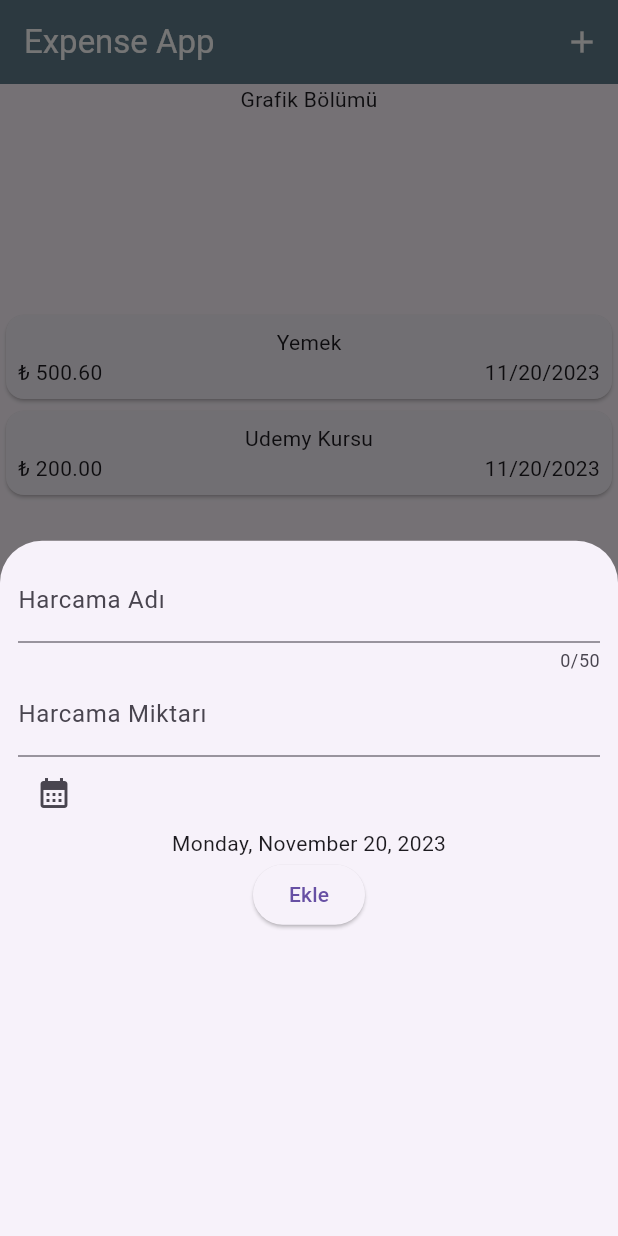
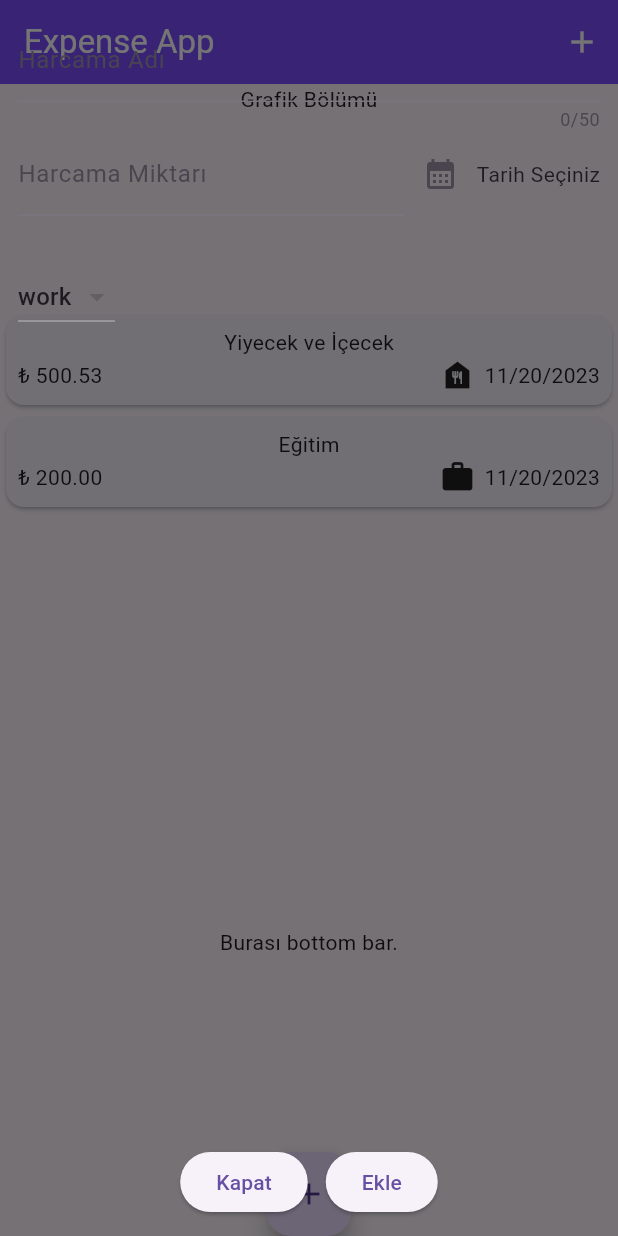
Before and after one commit to smakckbl/ExpenseApp, a Flutter app: the screen it shows after launch, after a tap on the "add" icon, on a phone screen of 412 x 824 dp. Run offline on Flutter 3.47's test engine with Material 2 defaults, Android fonts, the phone set to English and light mode, and no system bars.

Commit message:
expenseapp

```diff
--- a/lib/models/expense.dart
+++ b/lib/models/expense.dart
@@ -1,16 +1,33 @@
 // id => identifier => kimlik belirleyici
 
+import 'package:flutter/material.dart';
 import 'package:uuid/uuid.dart';
 
 const uuid = Uuid();
 
+enum Category { work, travel, food, dress }
+
+const categoryIcons = {
+  Category.work: Icons.work,
+  Category.travel: Icons.place_outlined,
+  Category.dress: Icons.abc,
+  Category.food: Icons.food_bank
+};
+
 class Expense {
-  Expense({required this.name, required this.price, required this.date})
+  Expense(
+      {required this.name,
+      required this.price,
+      required this.date,
+      required this.category})
       : id = uuid.v4();
   final String id;
   final String name;
   final double price;
   final DateTime date;
+  final Category category;
+  // belirli kategoriler
+  // enum
 }
 
 // int,long => 1,2,3,4,5,99999999
--- a/lib/pages/expenses_page.dart
+++ b/lib/pages/expenses_page.dart
@@ -1,5 +1,7 @@
 import 'package:expenseapp/models/expense.dart';
 import 'package:expenseapp/widgets/expense_item.dart';
+import 'package:expenseapp/widgets/new_expense.dart'; // Yeni ekledik
+
 import 'package:flutter/material.dart';
 
 class ExpensesPage extends StatefulWidget {
@@ -11,14 +13,24 @@ class ExpensesPage extends StatefulWidget {
 
 class _ExpensesPageState extends State<ExpensesPage> {
   List<Expense> expenses = [
-    Expense(name: "Yemek", price: 500.595, date: DateTime.now()),
-    Expense(name: "Udemy Kursu", price: 200, date: DateTime.now()),
+    Expense(
+        name: "Yiyecek ve İçecek",
+        price: 500.529,
+        date: DateTime.now(),
+        category: Category.food),
+    Expense(
+        name: "Eğitim",
+        price: 200,
+        date: DateTime.now(),
+        category: Category.work),
   ];
 
   @override
   Widget build(BuildContext context) {
     return Center(
-      child: Column(mainAxisAlignment: MainAxisAlignment.center, children: [
+      child: Column(
+        mainAxisAlignment: MainAxisAlignment.center,
+        children: [
           const SizedBox(
             height: 150,
             child: Text("Grafik Bölümü"),
@@ -28,13 +40,33 @@ class _ExpensesPageState extends State<ExpensesPage> {
               itemCount: expenses.length,
               itemBuilder: (context, index) {
                 return ExpenseItem(expenses[index]);
-              }),
+              },
+            ),
           ),
           const SizedBox(
             height: 150,
             child: Text("Burası bottom bar."),
-        )
-      ]),
+          ),
+          FloatingActionButton(
+            onPressed: () {
+              // YeniExpense ekranını göster
+              showDialog(
+                context: context,
+                builder: (context) => NewExpense(),
+              ).then((result) {
+                // Eğer NewExpense ekranından bir sonuç dönerse (mesela ekleme yapıldıysa),
+                // expenses listesini güncelle
+                if (result != null && result is Expense) {
+                  setState(() {
+                    expenses.add(result);
+                  });
+                }
+              });
+            },
+            child: Icon(Icons.add),
+          ),
+        ],
+      ),
     );
   }
 }
--- a/lib/pages/main_page.dart
+++ b/lib/pages/main_page.dart
@@ -16,7 +16,7 @@ class _MainPageState extends State<MainPage> {
       appBar: AppBar(
         foregroundColor: Colors.white,
         title: const Text("Expense App"),
-        backgroundColor: Colors.blueGrey,
+        backgroundColor: Colors.deepPurpleAccent,
         actions: [
           IconButton(
               onPressed: () {
--- a/lib/widgets/expense_item.dart
+++ b/lib/widgets/expense_item.dart
@@ -2,7 +2,10 @@ import 'package:expenseapp/models/expense.dart';
 import 'package:flutter/material.dart';
 import 'package:intl/intl.dart';
 
+//14:10
 class ExpenseItem extends StatelessWidget {
+  // unnamed argument => default olarak required'dır
+  // named argument => belirtmek gerekir
   const ExpenseItem(this.expense, {Key? key}) : super(key: key);
   final Expense expense;
 
@@ -11,27 +14,23 @@ class ExpenseItem extends StatelessWidget {
     return Card(
       child: Padding(
         padding: const EdgeInsets.all(8.0),
-        child: Column(
-          children: [
-            Text(expense.name),
-            Row(
-              children: [
-                Text(
-                    "₺ ${expense.price.toStringAsFixed(2)}"), //string interpolation
-                const Spacer(), //eşit aralık bırakır
-                Text(
-                  DateFormat.yMd().format(expense.date),
-                ),
-              ],
-            ),
-          ],
-        ),
+        child: Column(children: [
+          Text(expense.name),
+          Row(
+            children: [
+              Text(
+                  "₺ ${expense.price.toStringAsFixed(2)}"), // string interpolation
+              const Spacer(),
+              Icon(categoryIcons[expense.category]),
+              const SizedBox(width: 6),
+              Text(DateFormat.yMd().format(expense.date)),
+            ],
+          )
+        ]),
       ),
     );
   }
 }
-
-
 // y => year
 // M => month
 // m => minute
--- a/lib/widgets/new_expense.dart
+++ b/lib/widgets/new_expense.dart
@@ -1,3 +1,4 @@
+import 'package:expenseapp/models/expense.dart';
 import 'package:flutter/material.dart';
 import 'package:intl/intl.dart';
 
@@ -9,58 +10,137 @@ class NewExpense extends StatefulWidget {
 }
 
 class _NewExpenseState extends State<NewExpense> {
-  final _expenseNameController = TextEditingController();
-  final _expensePriceController = TextEditingController();
-  var _selectedDate = DateTime.now();
+  var _expenseNameController = TextEditingController();
+  var _expensePriceController = TextEditingController();
+  DateTime? _selectedDate;
+  Category _selectedCategory = Category.work;
 
-  Future<void> _selectDate(BuildContext context) async {
-    final DateTime? picked = await showDatePicker(
+  void _openDatePicker() async {
+    DateTime today = DateTime.now();
+    DateTime oneYearAgo = DateTime(today.year - 1, today.month, today.day);
+
+    DateTime? selectedDate = await showDatePicker(
       context: context,
-        initialDate: _selectedDate,
-        firstDate: DateTime.now().subtract(const Duration(days: 365)),
-        lastDate: DateTime.now());
+      initialDate: _selectedDate == null ? today : _selectedDate!,
+      firstDate: oneYearAgo,
+      lastDate: today,
+    );
 
-    if (picked != null && picked != _selectedDate) {
     setState(() {
-        _selectedDate = picked;
+      _selectedDate = selectedDate;
     });
   }
+
+  void _saveExpense() {
+    if (_formKey.currentState?.validate() ?? false) {
+      Expense newExpense = Expense(
+        name: _expenseNameController.text,
+        price: double.parse(_expensePriceController.text),
+        date: _selectedDate ?? DateTime.now(),
+        category: _selectedCategory,
+      );
+
+      Navigator.pop(context, newExpense);
     }
+  }
+
+  final GlobalKey<FormState> _formKey = GlobalKey<FormState>();
 
   @override
   Widget build(BuildContext context) {
     return Container(
       width: double.infinity,
       child: Padding(
-        padding: const EdgeInsets.all(12.0),
-        child: Column(children: [
-          TextField(
+        padding: EdgeInsets.all(12.0),
+        child: Form(
+          key: _formKey,
+          child: Column(
+            children: [
+              TextFormField(
                 controller: _expenseNameController,
                 maxLength: 50,
-            decoration: const InputDecoration(labelText: "Harcama Adı"),
-          ),
-          TextField(
-            controller: _expensePriceController,
-            keyboardType: TextInputType.number,
-            decoration: const InputDecoration(labelText: "Harcama Miktarı"),
+                decoration: InputDecoration(labelText: "Harcama Adı"),
+                validator: (value) {
+                  if (value == null || value.isEmpty) {
+                    return 'Lütfen harcama adını girin';
+                  }
+                  return null;
+                },
               ),
               Row(
                 children: [
+                  Expanded(
+                    child: TextFormField(
+                      controller: _expensePriceController,
+                      keyboardType: TextInputType.number,
+                      decoration: const InputDecoration(
+                        labelText: "Harcama Miktarı",
+                        prefixText: "₺",
+                      ),
+                      validator: (value) {
+                        if (value == null || value.isEmpty) {
+                          return 'Lütfen harcama miktarını girin';
+                        }
+                        return null;
+                      },
+                    ),
+                  ),
                   IconButton(
+                    onPressed: () => _openDatePicker(),
                     icon: const Icon(Icons.calendar_month),
-                onPressed: () => _selectDate(context),
+                  ),
+                  Text(
+                    _selectedDate == null
+                        ? "Tarih Seçiniz"
+                        : DateFormat.yMd().format(_selectedDate!),
                   ),
                 ],
               ),
-          Text(DateFormat.yMMMMEEEEd().format(_selectedDate)),
+              const SizedBox(
+                height: 30,
+              ),
+              Row(
+                children: [
+                  DropdownButton(
+                    value: _selectedCategory,
+                    items: Category.values.map((category) {
+                      return DropdownMenuItem(
+                        value: category,
+                        child: Text(category.name),
+                      );
+                    }).toList(),
+                    onChanged: (value) {
+                      setState(() {
+                        if (value != null) _selectedCategory = value;
+                      });
+                    },
+                  )
+                ],
+              ),
+              const Spacer(),
+              Row(
+                mainAxisAlignment: MainAxisAlignment.center,
+                children: [
                   ElevatedButton(
                     onPressed: () {
-              print(
-                  "Kaydedilen değer: ${_expenseNameController.text} ${_expensePriceController.text}");
+                      Navigator.pop(context);
                     },
-            child: const Text("Ekle"),
+                    child: const Text("Kapat"),
                   ),
-        ]),
+                  const SizedBox(
+                    width: 12,
+                  ),
+                  ElevatedButton(
+                    onPressed: () {
+                      _saveExpense();
+                    },
+                    child: Text("Ekle"),
+                  ),
+                ],
+              ),
+            ],
+          ),
+        ),
       ),
     );
   }
```
Lines whose indentation alone changed are shown as unchanged.
